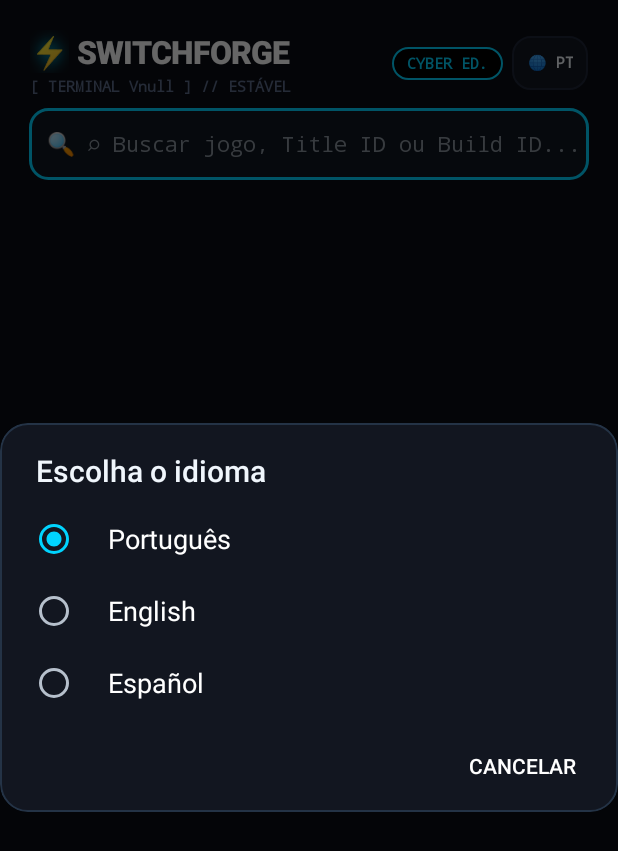
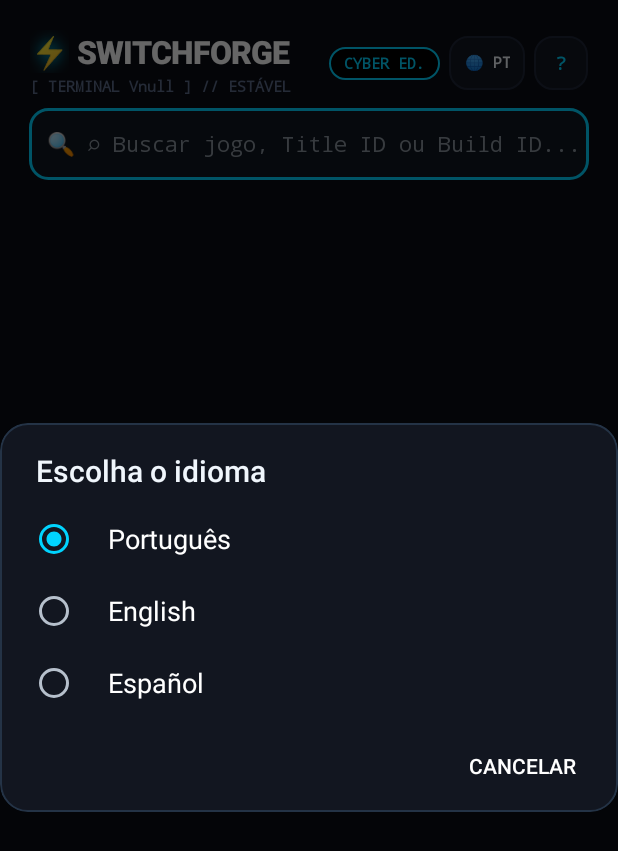
Before and after one commit to magrao3m-cyber/-den-cheats, an Android app: the screen it shows after launch (MainActivity), after a tap on "🌐 PT", on a phone screen of 412 x 824 dp. Shown: the top 851 px of the screen. Run offline under Robolectric (Android 15) with nearby library versions, the phone set to English and light mode, and no system bars; network calls fail; pictures from the network do not load.

Commit message:
Usabilidade: próximo passo guiado, abrir o Eden após instalar, varredura automática e guia rápido
- Cartão 'Próximo passo' na tela principal (1. pasta do Eden, 2. varrer jogos)
- Diálogo de sucesso após instalar cheats, com botão 'Abrir o Eden'
- Varredura automática ao abrir o app (a cada 6 h, ou 10 min enquanto a lista está vazia)
- Botão '?' com guia rápido 'Como usar'
- Textos em PT/EN/ES

Co-Authored-By: Claude Sonnet 5.5 <noreply@anthropic.com>
Claude-Session: https://claude.ai/code/session_01AHYowGcK8DqtKQnY1ayssE

```diff
--- a/app/src/main/java/com/example/edencheats/DetailActivity.java
+++ b/app/src/main/java/com/example/edencheats/DetailActivity.java
@@ -429,16 +429,20 @@ public class DetailActivity extends BaseActivity {
         btnInstallCheats.setText(Lang.s(R.string.detail_writing));
         Util.POOL.execute(() -> {
             String res;
+            boolean ok = true;
             try {
                 res = SafStore.install(this, game.tid, files);
             } catch (Exception e) {
                 res = Lang.s(R.string.detail_error_prefix, e.getMessage());
+                ok = false;
             }
             final String msg = res;
+            final boolean success = ok;
             runOnUiThread(() -> {
                 btnInstallCheats.setEnabled(true);
                 updateInstallButton();
-                Ui.toast(this, Lang.s(R.string.detail_install_done, msg, CheatParser.MASTER_FOLDER));
+                if (success) Ui.installedDialog(this, Lang.s(R.string.detail_install_done, msg, CheatParser.MASTER_FOLDER));
+                else Ui.toast(this, msg);
             });
         });
     }
--- a/app/src/main/java/com/example/edencheats/ItemActivity.java
+++ b/app/src/main/java/com/example/edencheats/ItemActivity.java
@@ -286,6 +286,7 @@ public class ItemActivity extends BaseActivity {
                 if (install) {
                     String msg = SafStore.install(this, tid, files);
                     setStatus(Lang.s(R.string.items_install_done, msg));
+                    runOnUiThread(() -> Ui.installedDialog(this, Lang.s(R.string.items_install_done, msg)));
                 } else {
                     final Map<String, byte[]> zipFiles = new LinkedHashMap<>();
                     for (Map.Entry<String, byte[]> e : files.entrySet()) {
--- a/app/src/main/java/com/example/edencheats/MainActivity.java
+++ b/app/src/main/java/com/example/edencheats/MainActivity.java
@@ -38,6 +38,10 @@ public class MainActivity extends BaseActivity {
     private TextView emptyHint;
     private Button emptyPrimary;
     private Button emptySecondary;
+    private LinearLayout setupCard;
+    private TextView setupTitle;
+    private TextView setupDesc;
+    private Button setupBtn;
 
     private boolean filterMyGames = false;
     private TextView chipMyGames;
@@ -125,6 +129,25 @@ public class MainActivity extends BaseActivity {
         lpLang.setMargins(Ui.dp(this, 6), 0, 0, 0);
         header.addView(langBadge, lpLang);
 
+        // Botão "?" : guia rápido de uso
+        TextView helpBadge = new TextView(this);
+        helpBadge.setText("?");
+        helpBadge.setTextSize(12);
+        helpBadge.setTextColor(Ui.ACCENT);
+        helpBadge.setTypeface(Typeface.MONOSPACE, Typeface.BOLD);
+        helpBadge.setGravity(Gravity.CENTER);
+        helpBadge.setBackground(Ui.shape(this, Ui.CARD, 12, 1, Ui.BORDER));
+        helpBadge.setMinWidth(Ui.dp(this, 36));
+        helpBadge.setMinHeight(Ui.dp(this, 36));
+        helpBadge.setClickable(true);
+        helpBadge.setContentDescription(Lang.s(R.string.ux_help_title));
+        Ui.addPressEffect(helpBadge);
+        helpBadge.setOnClickListener(v -> Ui.helpDialog(this));
+        LinearLayout.LayoutParams lpHelp = new LinearLayout.LayoutParams(
+                ViewGroup.LayoutParams.WRAP_CONTENT, ViewGroup.LayoutParams.WRAP_CONTENT);
+        lpHelp.setMargins(Ui.dp(this, 6), 0, 0, 0);
+        header.addView(helpBadge, lpHelp);
+
         root.addView(header, Ui.lp(this, ViewGroup.LayoutParams.MATCH_PARENT,
                 ViewGroup.LayoutParams.WRAP_CONTENT, 0, 4));
 
@@ -155,6 +178,24 @@ public class MainActivity extends BaseActivity {
         // Tudo abaixo vira o "cabeçalho" da lista e rola junto com ela: sobra mais espaço para os jogos.
         LinearLayout top = new LinearLayout(this);
         top.setOrientation(LinearLayout.VERTICAL);
+
+        // Cartão "Próximo passo": guia quem acabou de instalar (1. pasta do Eden, 2. varrer jogos).
+        setupCard = new LinearLayout(this);
+        setupCard.setOrientation(LinearLayout.VERTICAL);
+        setupCard.setBackground(Ui.shape(this, Ui.ACCENT_BG, 12, 1, Ui.ACCENT));
+        int pSetup = Ui.dp(this, 14);
+        setupCard.setPadding(pSetup, pSetup, pSetup, pSetup);
+        setupTitle = Ui.text(this, "", 15, Ui.TEXT, true);
+        setupCard.addView(setupTitle);
+        setupDesc = Ui.text(this, "", 12, Ui.MUTED, false);
+        setupDesc.setPadding(0, Ui.dp(this, 4), 0, Ui.dp(this, 8));
+        setupCard.addView(setupDesc);
+        setupBtn = Ui.button(this, "", true, null);
+        setupCard.addView(setupBtn, Ui.lp(this, ViewGroup.LayoutParams.MATCH_PARENT,
+                ViewGroup.LayoutParams.WRAP_CONTENT, 0, 0));
+        top.addView(setupCard, Ui.lp(this, ViewGroup.LayoutParams.MATCH_PARENT,
+                ViewGroup.LayoutParams.WRAP_CONTENT, 0, 3));
+        updateSetupCard();
 
         // 1. Ações rápidas em grade adaptável (3 colunas em telas largas, 2 no celular).
         View[] quickActions = new View[] {
@@ -322,6 +363,7 @@ public class MainActivity extends BaseActivity {
 
         setContentView(root);
         root.post(this::maybeAutoSetup);
+        root.post(this::maybeAutoScan);
 
         spinner.setOnItemSelectedListener(new AdapterView.OnItemSelectedListener() {
             @Override
@@ -347,6 +389,7 @@ public class MainActivity extends BaseActivity {
     protected void onResume() {
         super.onResume();
         updateFilterChips();
+        updateSetupCard();
         applyFilter();
     }
 
@@ -390,9 +433,52 @@ public class MainActivity extends BaseActivity {
                 .show();
     }
 
+    /** Atualiza o cartão "Próximo passo" conforme o que já foi configurado. */
+    private void updateSetupCard() {
+        if (setupCard == null) return;
+        if (SafStore.getTree(this) == null) {
+            setupTitle.setText(Lang.s(R.string.ux_next_title_folder));
+            setupDesc.setText(Lang.s(R.string.ux_next_desc_folder));
+            setupBtn.setText(Lang.s(R.string.ux_next_btn_folder));
+            setupBtn.setOnClickListener(v -> startFolderSetup());
+            setupCard.setVisibility(View.VISIBLE);
+        } else if (EdenScanner.getCount(this) == 0) {
+            setupTitle.setText(Lang.s(R.string.ux_next_title_scan));
+            setupDesc.setText(Lang.s(R.string.ux_next_desc_scan));
+            setupBtn.setText(Lang.s(R.string.ux_next_btn_scan));
+            setupBtn.setOnClickListener(v -> doScan());
+            setupCard.setVisibility(View.VISIBLE);
+        } else {
+            setupCard.setVisibility(View.GONE);
+        }
+    }
+
+    /** Configura a pasta: usa o Eden detectado e abre o seletor já apontando para ele (Android 12-). */
+    private void startFolderSetup() {
+        EdenDetector.Found f = EdenDetector.best(this);
+        if (f != null) SafStore.setPkg(this, f.pkg);
+        if (f != null && android.os.Build.VERSION.SDK_INT < 33) {
+            SafStore.pick(this, REQ_FOLDER);
+        } else {
+            folderDialog();
+        }
+    }
+
+    /** Ao abrir o app: atualiza a lista de jogos sozinho (a cada 6 h, ou 10 min enquanto estiver vazia). */
+    private void maybeAutoScan() {
+        if (isFinishing() || SafStore.getTree(this) == null) return;
+        long limit = EdenScanner.getCount(this) == 0 ? 10 * 60 * 1000L : 6 * 60 * 60 * 1000L;
+        if (System.currentTimeMillis() - EdenDetector.lastScan(this) < limit) return;
+        doScan(true);
+    }
+
     private void doScan() {
+        doScan(false);
+    }
+
+    private void doScan(final boolean silent) {
         if (SafStore.getTree(this) == null) {
-            folderDialog();
+            if (!silent) folderDialog();
             return;
         }
         status.setText(Lang.s(R.string.main_scan_starting));
@@ -402,18 +488,20 @@ public class MainActivity extends BaseActivity {
         Util.POOL.execute(() -> {
             try {
                 final int count = EdenScanner.scanEden(this, msg -> runOnUiThread(() -> status.setText(msg)));
+                EdenDetector.markScanned(this);
                 runOnUiThread(() -> {
                     progress.setActive(false);
-                    Ui.toast(this, Lang.s(R.string.main_scan_done, count));
-                    if (count > 0) filterMyGames = true;
+                    if (!silent) Ui.toast(this, Lang.s(R.string.main_scan_done, count));
+                    if (count > 0 && !silent) filterMyGames = true;
                     updateFilterChips();
+                    updateSetupCard();
                     applyFilter();
                 });
             } catch (final Exception e) {
                 runOnUiThread(() -> {
                     progress.setActive(false);
                     status.setText(Lang.s(R.string.main_scan_error, e.getMessage()));
-                    Ui.toast(this, Lang.s(R.string.main_error_prefix, e.getMessage()));
+                    if (!silent) Ui.toast(this, Lang.s(R.string.main_error_prefix, e.getMessage()));
                 });
             }
         });
@@ -571,6 +659,7 @@ public class MainActivity extends BaseActivity {
             emptyPrimary.setText(Lang.s(R.string.main_empty_btn_clear));
             emptyPrimary.setOnClickListener(v -> search.setText(""));
         } else if (filterMyGames) {
+            if (setupCard != null && setupCard.getVisibility() == View.VISIBLE) return; // o cartão "Próximo passo" já guia
             emptyTitle.setText(Lang.s(R.string.main_empty_mine_title));
             emptyHint.setText(Lang.s(R.string.main_empty_mine_hint));
             emptyPrimary.setText(Lang.s(R.string.main_empty_btn_scan));
--- /dev/null
+++ b/app/src/main/res/values/strings_ux.xml
@@ -0,0 +1,16 @@
+<?xml version="1.0" encoding="utf-8"?>
+<resources>
+    <string name="ux_installed_title">✅ Cheats instalados</string>
+    <string name="ux_open_eden">Abrir o Eden</string>
+    <string name="ux_close">Fechar</string>
+    <string name="ux_open_failed">Não foi possível abrir o app.</string>
+    <string name="ux_next_title_folder">Passo 1 de 2 · Configurar a pasta do Eden</string>
+    <string name="ux_next_desc_folder">O SwitchForge precisa de acesso à pasta do Eden para instalar os cheats.</string>
+    <string name="ux_next_btn_folder">Configurar pasta</string>
+    <string name="ux_next_title_scan">Passo 2 de 2 · Varrer seus jogos</string>
+    <string name="ux_next_desc_scan">Assim o app mostra primeiro os jogos que você tem instalados no Eden.</string>
+    <string name="ux_next_btn_scan">Varrer agora</string>
+    <string name="ux_help_title">Como usar o SwitchForge</string>
+    <string name="ux_help_body">1. Configure a pasta do Eden (o app te guia).\n2. Toque em Varrer: seus jogos instalados aparecem em Meus Jogos.\n3. Toque em um jogo, marque os cheats e toque em Instalar.\n4. Abra o jogo no Eden e ative os cheats em Propriedades > Add-ons.\n\nDica: use a busca para achar um jogo pelo nome ou Title ID, e Cheats Ativos para ligar, desligar ou remover o que você já instalou.</string>
+    <string name="ux_help_close">Entendi</string>
+</resources>
```
Also changed, not shown: app/src/main/java/com/example/edencheats/CustomActivity.java (+7 -1 lines), app/src/main/java/com/example/edencheats/EdenDetector.java (+10 -0 lines), app/src/main/java/com/example/edencheats/Ui.java (+45 -0 lines), 2 other files.
